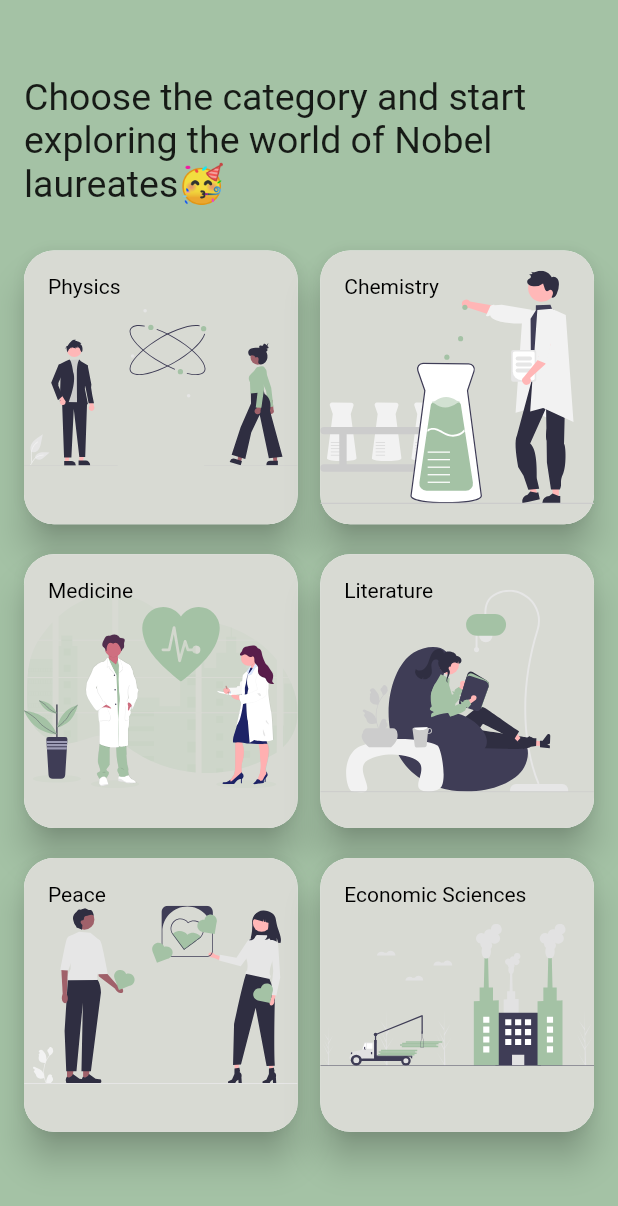
After one commit to codane/nobel, a Flutter app: the screen it shows after launch, on a phone screen of 412 x 824 dp. The commit adds this screen. Shown: the top 1206 px of the screen. Run offline on Flutter 3.47's test engine with Material 2 defaults, Android fonts, the phone set to English and light mode, and no system bars; our stand-ins replace dio, flutter_riverpod, flutter_svg, freezed_annotation, lottie.

Commit message:
Code refactoring

```diff
--- a/lib/main.dart
+++ b/lib/main.dart
@@ -1,5 +1,5 @@
 import 'package:flutter/material.dart';
-import 'package:nobel/widgets/splash_screen.dart';
+import 'package:nobel/screens/splash_screen.dart';
 import 'package:flutter_riverpod/flutter_riverpod.dart';
 
 void main() {
--- /dev/null
+++ b/lib/screens/home_screen.dart
@@ -0,0 +1,33 @@
+import 'package:flutter/material.dart';
+import '../widgets/home_screen_grid_view.dart';
+import '../widgets/home_screen_top.dart';
+
+class HomeScreen extends StatelessWidget {
+  const HomeScreen({super.key});
+
+  @override
+  Widget build(BuildContext context) {
+    return Scaffold(
+      backgroundColor: const Color(0xffA4C2A5),
+      body: SafeArea(
+        child: Padding(
+          padding: const EdgeInsets.only(left: 16, right: 16),
+          child: Column(
+            mainAxisAlignment: MainAxisAlignment.start,
+            mainAxisSize: MainAxisSize.max,
+            crossAxisAlignment: CrossAxisAlignment.center,
+            children: const [
+              SizedBox(
+                height: 40,
+              ),
+              HomeScreenTop(),
+              Expanded(
+                child: HomeScreenGridView(),
+              ),
+            ],
+          ),
+        ),
+      ),
+    );
+  }
+}
--- a/lib/widgets/splash_screen.dart
+++ b/lib/screens/splash_screen.dart
@@ -1,6 +1,6 @@
 import 'dart:async';
 import 'package:flutter/material.dart';
-import 'package:nobel/widgets/home_screen.dart';
+import 'package:nobel/screens/home_screen.dart';
 
 class SplashScreen extends StatefulWidget {
   const SplashScreen({super.key});
--- a/lib/services/nobel_api_service.dart
+++ b/lib/services/nobel_api_service.dart
@@ -16,9 +16,9 @@ class NobelApiService {
       final apiResponse = await _dio.get("$_baseUrl?offset=$apiOffset&limit=$_limit&nobelPrizeCategory=$categoryAbbreviation");
       final LaureatesResponse laureatesResponse = LaureatesResponse.fromJson(apiResponse.data);
       return laureatesResponse;
-    } catch (e) {
+    } on DioError catch (e) {
       log(e.toString());
-      rethrow;
+      throw Exception(e.message);
     }
 
   }
--- a/lib/widgets/category_card.dart
+++ b/lib/widgets/category_card.dart
@@ -1,6 +1,6 @@
 import 'package:flutter/material.dart';
 import 'package:flutter_svg/svg.dart';
-import 'package:nobel/widgets/category_list_screen.dart';
+import 'package:nobel/screens/category_list_screen.dart';
 import 'package:flutter_riverpod/flutter_riverpod.dart';
 import 'package:nobel/providers/nobel_providers.dart';
 
--- /dev/null
+++ b/lib/widgets/home_screen_grid_view.dart
@@ -0,0 +1,43 @@
+import 'package:flutter/material.dart';
+import 'category_card.dart';
+
+class HomeScreenGridView extends StatelessWidget {
+  const HomeScreenGridView({super.key});
+
+  @override
+  Widget build(BuildContext context) {
+    return Padding(
+      padding: const EdgeInsets.only(bottom: 20),
+      child: GridView.count(
+          crossAxisCount: 2,
+          mainAxisSpacing: 20,
+          crossAxisSpacing: 15,
+          children: const [
+            CategoryCard(
+                categoryAbbreviation: "phy",
+                categoryTitle: "Physics",
+                categorySvg: "assets/physics.svg"),
+            CategoryCard(
+                categoryAbbreviation: "che",
+                categoryTitle: "Chemistry",
+                categorySvg: "assets/chemistry.svg"),
+            CategoryCard(
+                categoryAbbreviation: "med",
+                categoryTitle: "Medicine",
+                categorySvg: "assets/medicine.svg"),
+            CategoryCard(
+                categoryAbbreviation: "lit",
+                categoryTitle: "Literature",
+                categorySvg: "assets/literature.svg"),
+            CategoryCard(
+                categoryAbbreviation: "pea",
+                categoryTitle: "Peace",
+                categorySvg: "assets/peace.svg"),
+            CategoryCard(
+                categoryAbbreviation: "eco",
+                categoryTitle: "Economic Sciences",
+                categorySvg: "assets/economy.svg"),
+          ]),
+    );
+  }
+}
--- /dev/null
+++ b/lib/widgets/home_screen_top.dart
@@ -0,0 +1,16 @@
+import 'package:flutter/material.dart';
+
+class HomeScreenTop extends StatelessWidget {
+  const HomeScreenTop({super.key});
+
+  @override
+  Widget build(BuildContext context) {
+    return const Padding(
+      padding: EdgeInsets.only(top: 10, bottom: 30),
+      child: Text(
+        "Choose the category and start exploring the world of Nobel laureates🥳",
+        style: TextStyle(fontSize: 25),
+      ),
+    );
+  }
+}
```
Also changed, not shown: lib/screens/category_list_screen.dart (renamed from lib/widgets/category_list_screen.dart, +5 -84 lines), lib/widgets/category_list_screen_row.dart (added, +94 -0 lines), lib/widgets/home_screen.dart (deleted, +0 -69 lines), lib/screens/detail_screen.dart (renamed from lib/widgets/detail_screen.dart).
